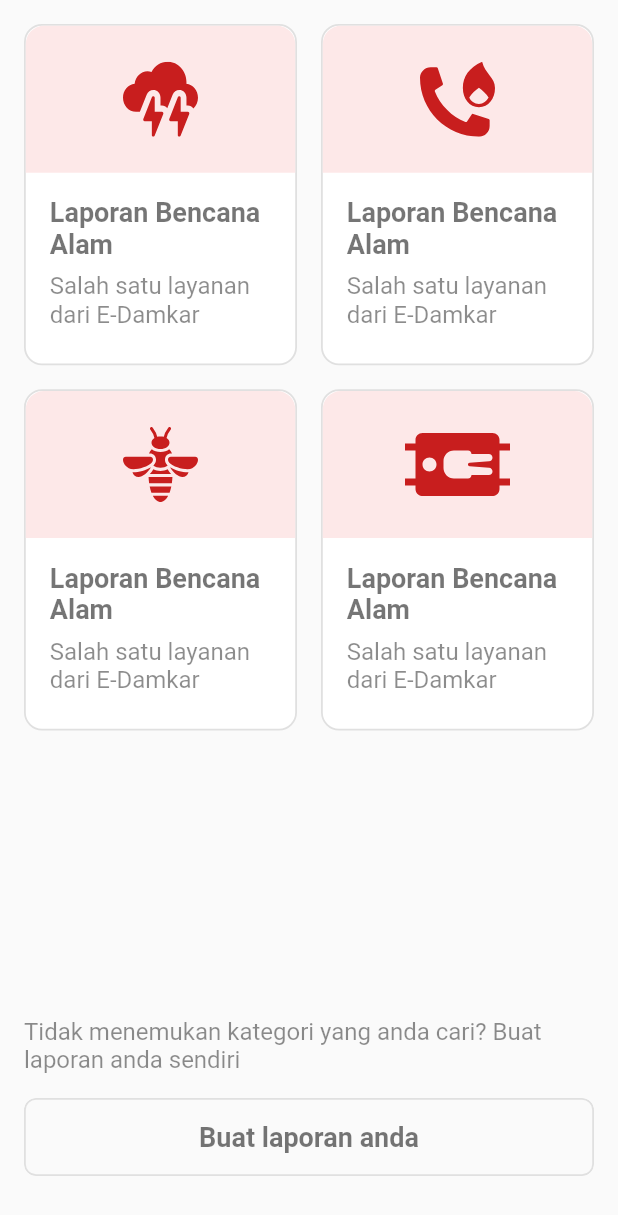
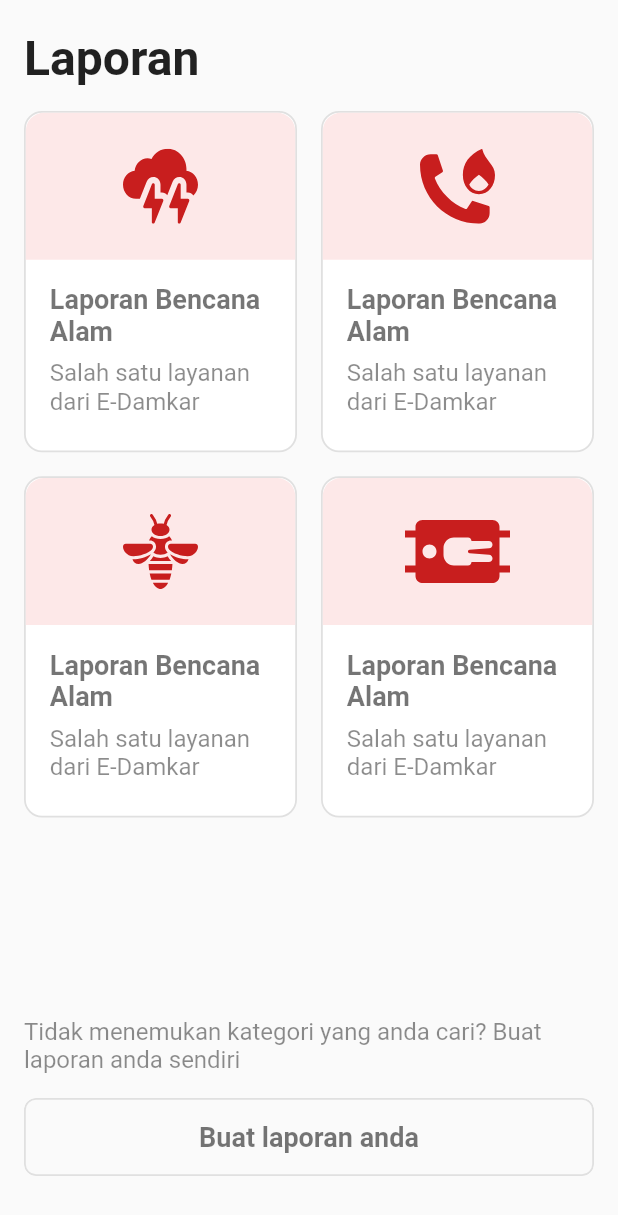
Before and after one commit to MaulanaAkbarF/E-DAMKAR_A2-A3, a Flutter app: the LaporanPage screen opened directly, on a phone screen of 412 x 824 dp. Shown: the top 1215 px of the screen. Run offline on Flutter 3.47's test engine with Material 2 defaults, Android fonts, the phone set to English and light mode, and no system bars; our stand-ins replace awesome_snackbar_content, carousel_slider, flutter_svg, fluttertoast, image_picker, modal_progress_hud_nsn and 3 more; missing offline and left inert: dart:ffi; accounts and stored records are empty; Roboto replaces fonts that are missing (font/inter_black.ttf, font/inter_bold.ttf, font/inter_extrabold.ttf).

```diff
--- a/lib/pages/LaporanPage.dart
+++ b/lib/pages/LaporanPage.dart
@@ -2,6 +2,7 @@ import 'package:edamkar_1/pages/buatLaporan.dart';
 import 'package:flutter_svg/flutter_svg.dart';
 import 'package:flutter/material.dart';
 import 'package:flutter/src/widgets/framework.dart';
+import 'package:awesome_snackbar_content/awesome_snackbar_content.dart';
 
 class LaporanPage extends StatefulWidget {
   const LaporanPage({Key? key}) : super(key: key);
@@ -14,7 +15,7 @@ class LaporanPage extends StatefulWidget {
 
 final List<Map> teksLaporan = [
   {
-    'Header': 'Kirimkan laporan anda!',
+    'Header': 'Laporan',
     'judulLaporan': 'Laporan Bencana Alam',
     'deskripsiLaporan': 'Salah satu layanan dari E-Damkar ',
     'namaBencanaHint': 'contoh: Tsunami, Banjir, Kebakaran, dll',
@@ -36,7 +37,7 @@ final List<Map> teksStyleLaporan = [
   {
     'Bold1': const TextStyle(
         fontFamily: "font/inter_black.ttf",
-        color: Colors.black,
+        color: Colors.black87,
         fontSize: (32),
         fontWeight: FontWeight.w700),
     'SemiBold1': const TextStyle(
@@ -82,6 +83,18 @@ class _LaporanPageState extends State<LaporanPage> {
       body: SafeArea(
         child: Column(
           children: [
+            for (final teks in teksLaporan)
+              for (final teksStyle in teksStyleLaporan)
+                Align(
+                  alignment: FractionalOffset.topLeft,
+                  child: Padding(
+                    padding: EdgeInsets.only(left: 16, right: 16, top: 20),
+                    child: Text(teks['Header'],
+                        overflow: TextOverflow.ellipsis,
+                        maxLines: 4,
+                        style: teksStyle['Bold1']),
+                  ),
+                ),
             Expanded(
               child: Padding(
                 padding: EdgeInsets.all(16),
--- a/pubspec.yaml
+++ b/pubspec.yaml
@@ -37,7 +37,7 @@ dependencies:
   cupertino_icons: ^1.0.2
   fluttertoast: ^8.1.3
   pin_code_fields: ^7.4.0
-  flutter_svg: ^2.0.3
+  flutter_svg: ^1.0.3
   http: ^0.13.5
   shared_preferences: ^2.0.20
   image_picker: ^0.8.7+1
@@ -46,6 +46,8 @@ dependencies:
   dio: ^5.1.1
   path_provider: ^2.0.14
   file_picker: ^5.2.7
+  awesome_notifications: ^0.7.4+1
+  awesome_snackbar_content: ^0.1.2
 
 dev_dependencies:
   flutter_test:
```
Also changed, not shown: lib/pages/AweseomSnackBarExample.dart (added, +69 -0 lines), lib/pages/buatLaporan.dart (+34 -5 lines), pubspec.lock, 2 other files.
